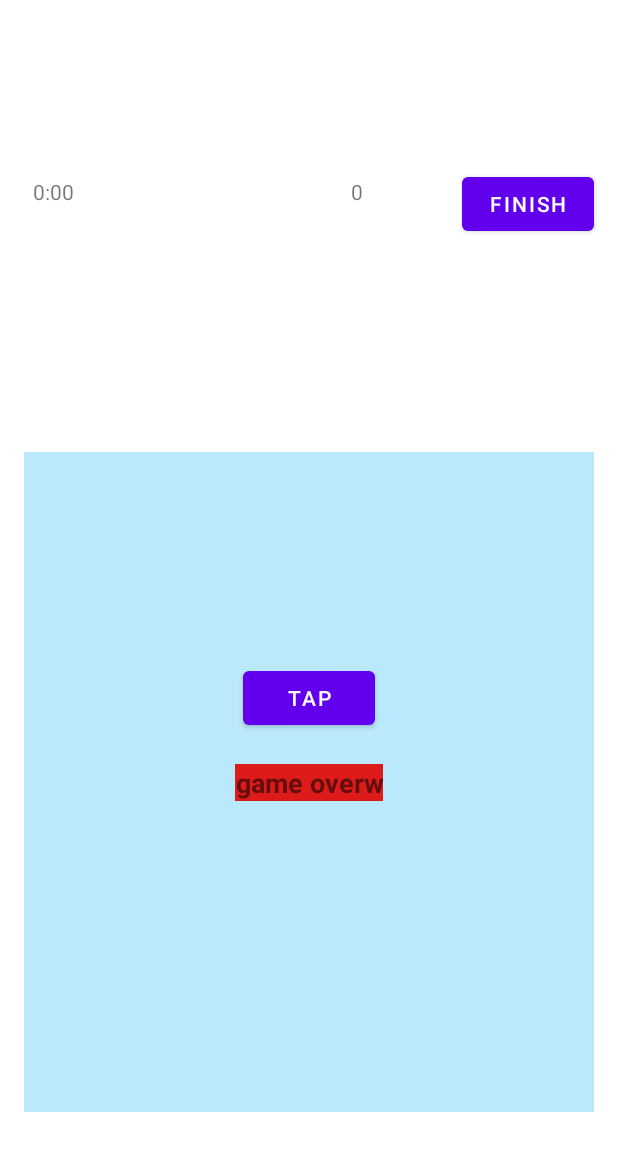
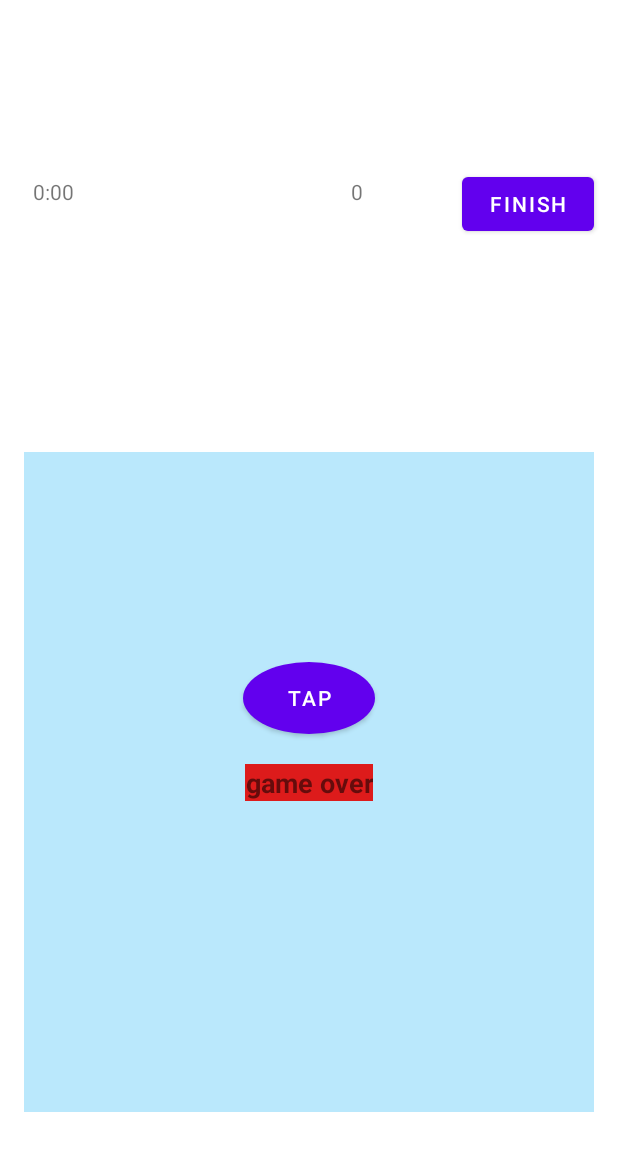
Before and after one commit to yuvalgeva77/Tap_The_Dot, an Android app: the layout activity_game.xml on its own in the app's theme, with its tools: preview values and no code run, on a phone screen of 412 x 824 dp. Shown: the top 1151 px of the screen. Run offline under Robolectric (Android 15) with nearby library versions, the phone set to English and light mode, and no system bars.

```diff
--- a/app/src/main/AndroidManifest.xml
+++ b/app/src/main/AndroidManifest.xml
@@ -19,7 +19,8 @@
         android:label="@string/app_name"
         android:roundIcon="@mipmap/ic_launcher_round"
         android:supportsRtl="true"
-        android:theme="@style/Theme.TapTheDot">
+        android:theme="@style/Theme.TapTheDot"
+        android:usesCleartextTraffic="true">
         <activity android:name=".game"></activity>
         <activity android:name=".logs"  android:parentActivityName=".Menu"/>
         <activity android:name=".records"  android:parentActivityName=".Menu"/>
--- /dev/null
+++ b/app/src/main/res/drawable/round_button.xml
@@ -0,0 +1,13 @@
+<?xml version="1.0" encoding="utf-8"?>
+<selector xmlns:android="http://schemas.android.com/apk/res/android">
+    <item android:state_pressed = "false">
+        <shape android:shape = "oval">
+            <solid android:color = "#ffff00"/>
+        </shape>
+    </item>
+    <item android:state_pressed = "true">
+        <shape android:shape = "oval">
+            <solid android:color = "#fff000"/>
+        </shape>
+    </item>
+</selector>
--- a/app/src/main/res/layout/activity_game.xml
+++ b/app/src/main/res/layout/activity_game.xml
@@ -70,6 +70,7 @@
         android:layout_height="wrap_content"
         android:onClick="tap"
         android:text="@string/tap"
+        android:background = "@drawable/round_button"
         android:visibility="visible"
         app:layout_constraintBottom_toBottomOf="parent"
         app:layout_constraintEnd_toEndOf="parent"
@@ -83,7 +84,7 @@
         android:layout_height="wrap_content"
         android:background="#DD1B1B"
         android:gravity="center|center_horizontal"
-        android:text="game overw"
+        android:text="game over"
         android:textSize="18sp"
         android:textStyle="bold"
         app:layout_constraintBottom_toBottomOf="@+id/screen"
```
Also changed, not shown: app/src/main/java/com/example/tapthedot/fragment_toolbar.java (+26 -7 lines), app/src/main/res/layout/fragment_toolbar.xml (+4 -4 lines).
